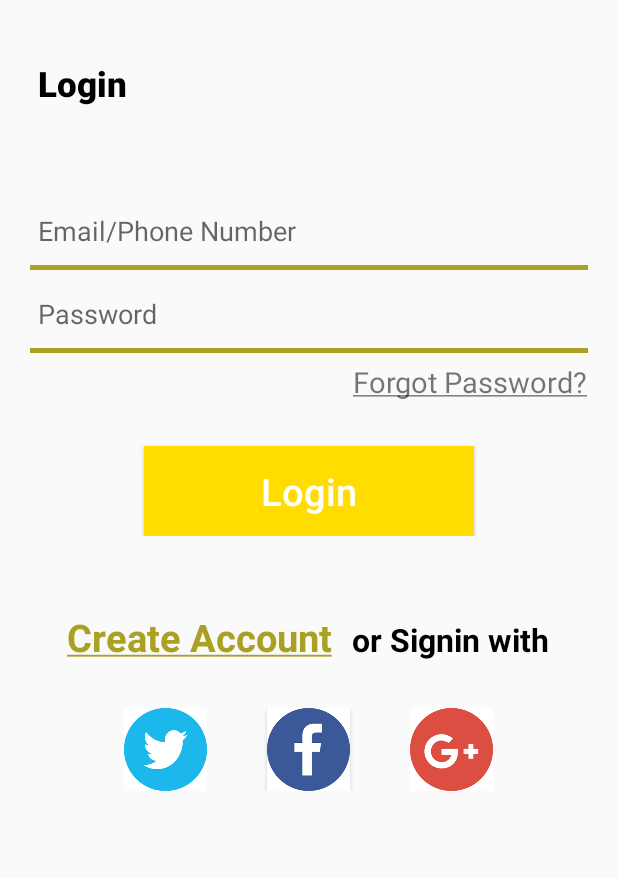
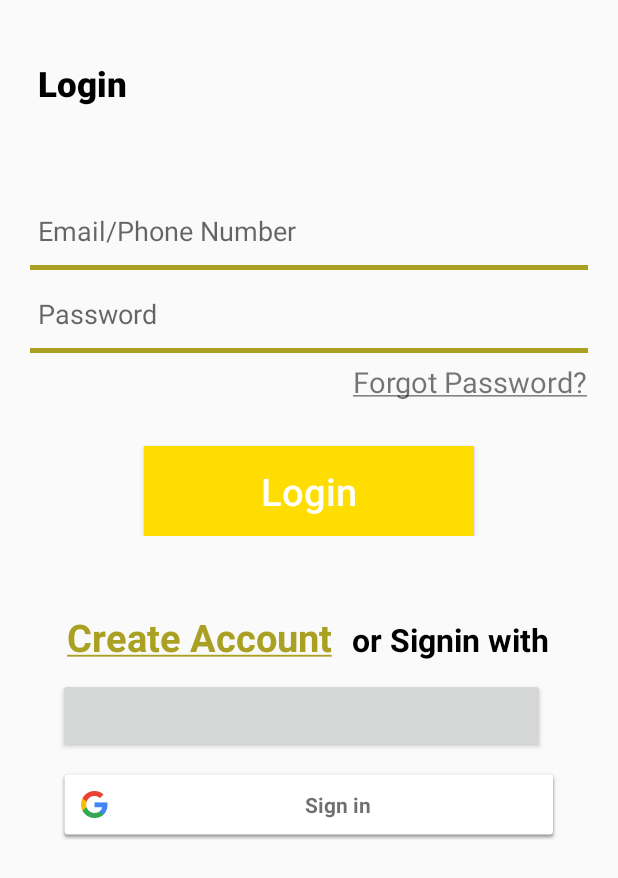
Before and after one commit to berrybab6/FixMyCity, an Android app: the screen it shows after launch (LoginActivity), on a phone screen of 412 x 824 dp. Shown: the top 878 px of the screen. Run offline under Robolectric (Android 15) with nearby library versions, the phone set to English and light mode, and no system bars; plain views replace LoginButton; 3 statements that could not run were skipped.

Commit message:
logout with google and fb

```diff
--- a/app/build.gradle
+++ b/app/build.gradle
@@ -39,7 +39,7 @@ dependencies {
     implementation 'androidx.legacy:legacy-support-v4:1.0.0'
     implementation 'androidx.cardview:cardview:1.0.0'
     implementation 'androidx.appcompat:appcompat:1.0.0'
-
+    implementation 'com.google.android.gms:play-services-auth:18.1.0'
 
     testImplementation 'junit:junit:4.12'
     implementation 'com.google.android.gms:play-services-maps:16.0.0'
--- a/app/src/main/java/mish/mish/assefa/com/fixmycity/AddReportFragement.kt
+++ b/app/src/main/java/mish/mish/assefa/com/fixmycity/AddReportFragement.kt
@@ -54,9 +54,11 @@ class AddReportFragement: Fragment() {
        val i = activity!!.intent
        val user = i.getSerializableExtra("user") as User
 
+        val view= inflater.inflate(R.layout.fragement_add_report, container, false)
+       activity?.title = "Add Report"
 
-       return inflater.inflate(R.layout.fragement_add_report, container, false)
 
+           return view
     }
 
 
--- a/app/src/main/java/mish/mish/assefa/com/fixmycity/LoginActivity.kt
+++ b/app/src/main/java/mish/mish/assefa/com/fixmycity/LoginActivity.kt
@@ -10,6 +10,8 @@ import android.widget.Toast
 import androidx.appcompat.app.AppCompatActivity
 import com.facebook.*
 import com.facebook.login.LoginResult
+import com.google.android.gms.auth.api.signin.GoogleSignIn
+import com.google.android.gms.auth.api.signin.GoogleSignInClient
 import kotlinx.android.synthetic.main.activity_login.*
 
 
@@ -23,13 +25,25 @@ import retrofit2.Callback
 import retrofit2.Response
 import retrofit2.Retrofit
 import java.util.HashMap
+import com.google.android.gms.auth.api.signin.GoogleSignInOptions
+import com.google.android.gms.auth.api.signin.GoogleSignInAccount
+import android.R
+import android.R.attr.data
+import androidx.fragment.app.FragmentActivity
+import com.google.android.gms.common.api.ApiException
+//import androidx.test.orchestrator.junit.BundleJUnitUtils.getResult
+import com.google.android.gms.tasks.Task
 
-
+const val RC_SIGN_IN:Int=0
 class LoginActivity : AppCompatActivity() {
    //lateinit  var token:String
      lateinit var callBackManager:CallbackManager
     private var retrofit: Retrofit? = RetrofitClient.getInstance()
      var retrofitInterface: IMyService? = null
+
+    //Google Sign in
+
+    lateinit var mGoogleSignInClient:GoogleSignInClient
      //lateinit var user:User
     //val BASE_URL = "http://192.168.1.2:3000" // your Ip Address
 
@@ -55,22 +69,30 @@ class LoginActivity : AppCompatActivity() {
             inte.setFlags(Intent.FLAG_ACTIVITY_CLEAR_TASK).flags = Intent.FLAG_ACTIVITY_CLEAR_TOP
             inte.putExtra("user",user)
 
-            //inte.flags( Intent.FLAG_ACTIVITY_CLEAR_TOP)
+
             startActivity(inte)
+        }else{
+
+            val account = GoogleSignIn.getLastSignedInAccount(this)
+
         }
+
     }
 
     override fun onCreate(savedInstanceState: Bundle?) {
         super.onCreate(savedInstanceState)
-        setContentView(R.layout.activity_login)
+        setContentView(mish.mish.assefa.com.fixmycity.R.layout.activity_login)
 
-        /*retrofit = Retrofit.Builder()
-            .baseUrl(BASE_URL)
-            .addConverterFactory(GsonConverterFactory.create())
-            .build()*/
+
         retrofitInterface = retrofit!!.create(IMyService::class.java)
 
 
+        val gso = GoogleSignInOptions.Builder(GoogleSignInOptions.DEFAULT_SIGN_IN)
+            .requestEmail()
+            .build()
+
+        // Build a GoogleSignInClient with the options specified by gso.
+       mGoogleSignInClient = GoogleSignIn.getClient(this, gso);
         loginpage.setOnClickListener(object : View.OnClickListener {
 
             override fun onClick(v: View?) {
@@ -118,6 +140,7 @@ class LoginActivity : AppCompatActivity() {
                                 val inte:Intent = Intent(this@LoginActivity, RequestActivity::class.java)
                                 inte.setFlags(Intent.FLAG_ACTIVITY_CLEAR_TASK).flags = Intent.FLAG_ACTIVITY_CLEAR_TOP
                                 inte.putExtra("user",user2)
+                                inte.putExtra("Fix",5)
 
                                 //inte.flags( Intent.FLAG_ACTIVITY_CLEAR_TOP)
                                 startActivity(inte)
@@ -161,22 +184,15 @@ class LoginActivity : AppCompatActivity() {
         create_login.setOnClickListener {
 
             val intent=Intent(this@LoginActivity,SignupActivity::class.java)
-            //val intent= Intent(,CreateAccount::class.java)
-            //=new Intent(SplashActivity.this,MainActivity.class)
-            startActivity(intent)
-        }
-
-        login_google_iv.setOnClickListener {
-            val intent=Intent(this@LoginActivity,LoginOtherActivity::class.java)
 
             startActivity(intent)
         }
 
-        login_tw_iv.setOnClickListener {
-            val intent=Intent(this@LoginActivity,LoginOtherActivity::class.java)
+        google_sign_in_button.setOnClickListener {
+            signIn()
+        }
 
-            startActivity(intent)
-        }
+
         //Login With Facebook
 
         callBackManager= CallbackManager.Factory.create()
@@ -186,6 +202,7 @@ class LoginActivity : AppCompatActivity() {
             override fun onSuccess(result: LoginResult?) {
                 getUserProfile(result?.accessToken, result?.accessToken?.userId)
                 val intent=Intent(this@LoginActivity,RequestActivity::class.java)
+                intent.putExtra("Facebook",3)
                 startActivity(intent)
 
             }
@@ -195,31 +212,54 @@ class LoginActivity : AppCompatActivity() {
             }
 
             override fun onError(error: FacebookException?) {
-                TODO("not implemented") //To change body of created functions use File | Settings | File Templates.
+
             }
 
         })
-        /*login_fb_iv.setOnClickListener {
-            val intent=Intent(this@LoginActivity,LoginOtherActivity::class.java)
 
-            startActivity(intent)
-        }*/
     }
 
     override fun onActivityResult(requestCode: Int, resultCode: Int, data: Intent?) {
+
         callBackManager.onActivityResult(requestCode, resultCode, data)
         super.onActivityResult(requestCode, resultCode, data)
-    }
-    var tokenTracker:AccessTokenTracker=object : AccessTokenTracker(){
-        override fun onCurrentAccessTokenChanged(oldAccessToken: AccessToken?, currentAccessToken: AccessToken?) {
-           if (currentAccessToken==null){
-               Toast.makeText(this@LoginActivity,"User LoggedOut,Please Login Again",Toast.LENGTH_SHORT).show()
-           }else{
-               getUserProfile(currentAccessToken,currentAccessToken.userId)
-           }
+
+        if (RC_SIGN_IN == requestCode) {
+
+            val task = GoogleSignIn.getSignedInAccountFromIntent(data)
+            handleSignInResult(task)
         }
 
     }
+
+    private fun handleSignInResult(completedTask: Task<GoogleSignInAccount>) {
+        try {
+            val account = completedTask.getResult(ApiException::class.java)
+
+            // Signed in successfully, show authenticated UI.
+                val intent=Intent(this@LoginActivity,RequestActivity::class.java)
+                intent.putExtra("Google",8)
+                startActivity(intent)
+        } catch (e: ApiException) {
+            // The ApiException status code indicates the detailed failure reason.
+            // Please refer to the GoogleSignInStatusCodes class reference for more information.
+            Log.w("Error", "signInResult:failed code=" + e.statusCode)
+
+        }
+
+    }
+
+
+
+
+    private fun signIn() {
+        val signInIntent = mGoogleSignInClient.signInIntent
+
+        startActivityForResult(signInIntent, RC_SIGN_IN)
+    }
+
+
+
 
 
 }
--- a/app/src/main/java/mish/mish/assefa/com/fixmycity/Retrofit/RetrofitClient.kt
+++ b/app/src/main/java/mish/mish/assefa/com/fixmycity/Retrofit/RetrofitClient.kt
@@ -7,7 +7,7 @@ import retrofit2.converter.gson.GsonConverterFactory
 object RetrofitClient {
                 private var retrofit: Retrofit? = null
 
-                val BASE_URL = "http://192.168.1.4:1000"
+                val BASE_URL = "http://192.168.1.2:1000"
 
                 //private var instance:Retrofit?=null
                 fun getInstance():Retrofit {
--- a/app/src/main/res/layout/activity_login.xml
+++ b/app/src/main/res/layout/activity_login.xml
@@ -135,38 +135,36 @@ tools:context=".LoginActivity">
                 android:layout_height="wrap_content"/>
 
     </LinearLayout>
-    <LinearLayout
-            android:layout_width="wrap_content"
-            android:layout_height="wrap_content"
-            android:orientation="horizontal"
-            android:layout_gravity="center"
-
-            android:layout_marginTop="30dp"
-    >
+<!--
         <ImageButton
+                android:layout_marginTop="30dp"
                 android:contentDescription="twitter"
                 android:id="@+id/login_tw_iv"
                 android:layout_marginRight="40dp"
-                android:layout_width="55dp"
+                android:layout_width="20dp"
 
                 android:background="@drawable/tw"
-                android:layout_height="55dp"/>
+                android:layout_height="55dp"/> -->
         <com.facebook.login.widget.LoginButton
                 android:id="@+id/login_button_fb"
-                android:layout_width="55dp"
-                android:layout_height="55dp"
-                android:background="@drawable/f2"
+                android:layout_width="match_parent"
+                android:layout_height="wrap_content"
+                android:paddingBottom="15dp"
+                android:paddingTop="15dp"
+            android:layout_marginTop="10dp"
+                android:layout_marginBottom="10dp"
+                android:layout_marginRight="10dp"
 
-                android:layout_marginRight="40dp"
+
                  />
 
-        <ImageButton
-                android:contentDescription="google"
+        <com.google.android.gms.common.SignInButton
+                android:id="@+id/google_sign_in_button"
+                android:layout_width="match_parent"
 
-                android:background="@drawable/gpp"
-                android:id="@+id/login_google_iv"
-                android:layout_width="55dp"
-                android:layout_height="55dp"/>
-    </LinearLayout>
+                android:layout_height="wrap_content" />
+
+
+
 </LinearLayout>
 </LinearLayout>
--- a/app/src/main/res/layout/custom_card_view.xml
+++ b/app/src/main/res/layout/custom_card_view.xml
@@ -4,7 +4,7 @@
 
               android:layout_width="match_parent"
               android:layout_height="wrap_content">
-<android.support.design.card.MaterialCardView android:layout_width="match_parent"
+<androidx.cardview.widget.CardView android:layout_width="match_parent"
                                               android:layout_marginLeft="10dp"
                                               android:layout_marginTop="15dp"
                                               android:layout_marginRight="10dp"
@@ -156,5 +156,5 @@
                 android:layout_width="wrap_content"
                 android:layout_height="wrap_content"/>
 </LinearLayout>
-</android.support.design.card.MaterialCardView>
+</androidx.cardview.widget.CardView>
 </LinearLayout>
--- a/app/src/main/res/layout/fragement_new_request.xml
+++ b/app/src/main/res/layout/fragement_new_request.xml
@@ -4,9 +4,9 @@
               android:layout_width="match_parent"
               android:layout_height="match_parent">
 
-  <android.support.v7.widget.RecyclerView android:layout_width="match_parent"
+  <androidx.recyclerview.widget.RecyclerView android:layout_width="match_parent"
                                           android:id="@+id/recycler_new_reports"
                                           android:layout_height="wrap_content">
 
-  </android.support.v7.widget.RecyclerView>
+  </androidx.recyclerview.widget.RecyclerView>
 </RelativeLayout>
--- a/app/src/main/res/layout/fragement_recent.xml
+++ b/app/src/main/res/layout/fragement_recent.xml
@@ -4,9 +4,9 @@
                 android:layout_width="match_parent"
                 android:layout_height="match_parent">
 
-    <android.support.v7.widget.RecyclerView android:layout_width="match_parent"
+    <androidx.recyclerview.widget.RecyclerView android:layout_width="match_parent"
                                             android:id="@+id/recycler_recent_reports"
                                             android:layout_height="wrap_content">
 
-    </android.support.v7.widget.RecyclerView>
+    </androidx.recyclerview.widget.RecyclerView>
 </RelativeLayout>
```
Also changed, not shown: app/src/main/java/mish/mish/assefa/com/fixmycity/NewRequestFragement.kt (+6 -4 lines), app/src/main/java/mish/mish/assefa/com/fixmycity/RecentFragement.kt (+38 -19 lines), app/src/main/java/mish/mish/assefa/com/fixmycity/RequestActivity.kt (+70 -34 lines).
